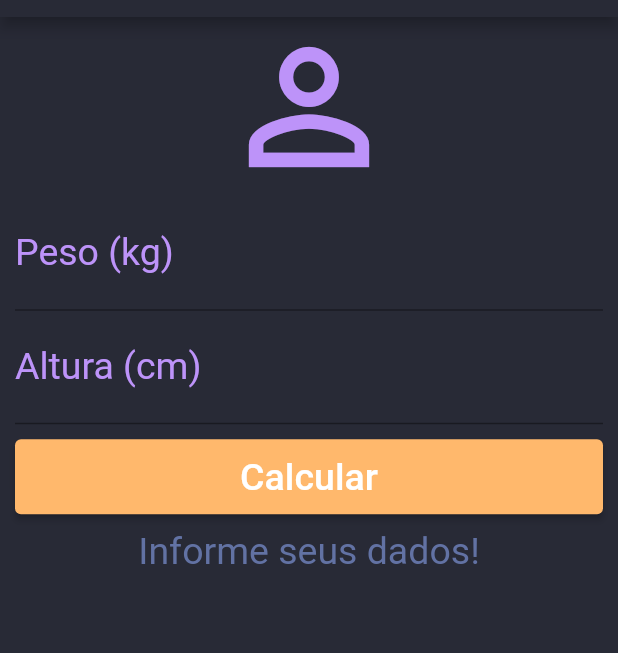
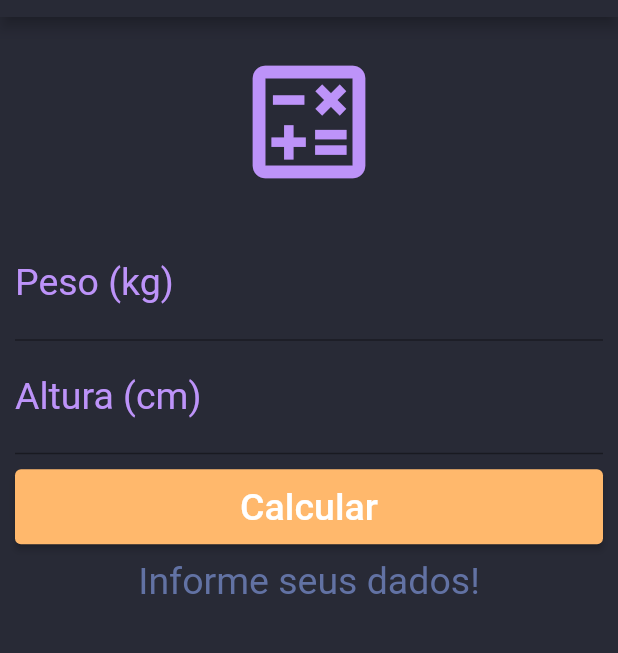
Before and after one commit to denersonpinas/calculadora, a Flutter app: the ImcPage screen opened directly, on a phone screen of 412 x 824 dp, the part 67-720 px from its top. Run offline on Flutter 3.47's test engine with Material 2 defaults, Android fonts, the phone set to English and light mode, and no system bars; our stand-ins replace google_fonts.

Commit message:
adicionando calculadora de imc e solucionando erro de divisão por 0

```diff
--- a/lib/core/app_widget.dart
+++ b/lib/core/app_widget.dart
@@ -1,4 +1,4 @@
-import 'package:calculadora/home/home_page.dart';
+import 'package:calculadora/imc/imc_page.dart';
 import 'package:flutter/material.dart';
 
 class AppWidget extends StatelessWidget {
@@ -6,7 +6,7 @@ class AppWidget extends StatelessWidget {
   Widget build(BuildContext context) {
     return MaterialApp(
       title: "Calculadora",
-      home: HomePage(),
+      home: ImcPage(),
     );
   }
 }
--- a/lib/imc/imc_page.dart
+++ b/lib/imc/imc_page.dart
@@ -1,4 +1,5 @@
 import 'package:calculadora/core/app_colors.dart';
+import 'package:calculadora/core/core.dart';
 import 'package:calculadora/home/home_page.dart';
 import 'package:flutter/material.dart';
 
@@ -15,6 +16,8 @@ class _ImcPageState extends State<ImcPage> {
 
   GlobalKey<FormState> _formKey = GlobalKey<FormState>();
 
+  dynamic icone = Icons.calculate_outlined;
+  dynamic cor = AppColors.purple;
   String _infoText = "Informe seus dados!";
 
   // "_" antes do nome da função indica que ela é privada
@@ -24,11 +27,12 @@ class _ImcPageState extends State<ImcPage> {
     setState(() {
       _infoText = "Informe seus dados!";
       _formKey = GlobalKey<FormState>();
+      icone = Icons.calculate_outlined;
+      cor = AppColors.purple;
     });
   }
 
   void _calculate(){
-    print("AQUi");
     setState(() {
       // "double.parse" transforma o text em um double
       double weight = double.parse(weightController.text);
@@ -36,16 +40,26 @@ class _ImcPageState extends State<ImcPage> {
       double imc = weight / (height * height);
       if(imc < 18.6) {
         _infoText = "Abaixo do Peso (${imc.toStringAsPrecision(4)})";
+        icone = Icons.thumb_down;
       } else if(imc >= 18.6 && imc < 24.9) {
         _infoText = "Peso Ideal (${imc.toStringAsPrecision(4)})";
+        icone = Icons.thumb_up;
       } else if(imc >= 24.9 && imc < 29.9) {
         _infoText = "Levemente Acima do Peso (${imc.toStringAsPrecision(4)})";
+        icone = Icons.circle;
+        cor = AppColors.yellow;
       } else if(imc >= 29.9 && imc < 34.9) {
         _infoText = "Obesidade Grau I (${imc.toStringAsPrecision(4)})";
+        icone = Icons.circle;
+        cor = AppColors.orange;
       } else if(imc >= 34.9 && imc < 39.9) {
         _infoText = "Obesidade Grau II (${imc.toStringAsPrecision(4)})";
+        icone = Icons.circle;
+        cor = AppColors.red;
       } else if(imc >= 40) {
         _infoText = "Obesidade Grau III (${imc.toStringAsPrecision(4)})";
+        icone = Icons.circle;
+        cor = AppColors.pink;
       }
     });
   }
@@ -99,10 +113,13 @@ class _ImcPageState extends State<ImcPage> {
           child: Column(
             crossAxisAlignment: CrossAxisAlignment.stretch,
             children: [
-              Icon(
-                Icons.person_outline,
-                size: 120.0,
-                color: AppColors.purple,
+              Padding(
+                padding: const EdgeInsets.all(20.0),
+                child: Icon(
+                  icone,
+                  size: 100.0,
+                  color: cor,
+                ),
               ),
               TextFormField(keyboardType: TextInputType.number,
                 decoration: InputDecoration(
--- a/lib/models/operacoes_func.dart
+++ b/lib/models/operacoes_func.dart
@@ -11,7 +11,7 @@ class OperacoesFunc {
   }
 
   dynamic divisaoValor(dynamic dv_parmOne, dynamic dv_parmTwo) {
-    return dv_parmOne / dv_parmTwo;
+    if (dv_parmTwo != 0) return dv_parmOne / dv_parmTwo;
   }
 
   dynamic multiplicacaoValor(dynamic mv_parmOne, dynamic mv_parmTwo) {
```
